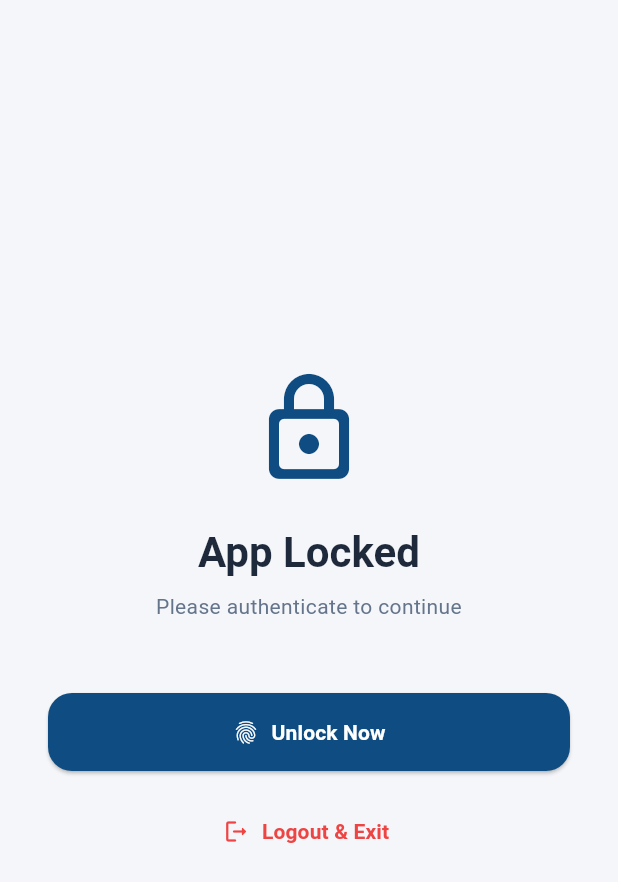
After one commit to mhamzaCodes/mobileshop, a Flutter app: the AppLockScreen screen opened directly, on a phone screen of 412 x 824 dp. The commit adds this screen. Shown: the top 882 px of the screen. Run offline on Flutter 3.47's test engine with Material 3 defaults, Android fonts, the phone set to English and light mode, and no system bars; our stand-ins replace cloud_firestore, firebase_auth, firebase_core, fl_chart, get, get_storage and 3 more; accounts and stored records are empty; generated files the repository leaves out were written again.

Commit message:
App Lock

```diff
--- a/lib/controllers/inventory_controller.dart
+++ b/lib/controllers/inventory_controller.dart
@@ -1,6 +1,5 @@
 import 'package:get/get.dart';
 import 'package:cloud_firestore/cloud_firestore.dart';
-import 'package:firebase_auth/firebase_auth.dart';
 import '../models/person_details.dart';
 import 'auth_controller.dart';
 import '../models/mobile_device_model.dart';
--- /dev/null
+++ b/lib/views/auth/app_lock_screen.dart
@@ -0,0 +1,72 @@
+import 'package:flutter/material.dart';
+import 'package:get/get.dart';
+
+import '../../controllers/auth_controller.dart';
+import '../../controllers/security_controller.dart';
+import '../../utils/app_colors.dart';
+import '../main_screen.dart';
+
+class AppLockScreen extends StatelessWidget {
+  const AppLockScreen({super.key});
+
+  @override
+  Widget build(BuildContext context) {
+    final SecurityController securityController = Get.find<SecurityController>();
+    final AuthController authController = Get.find<AuthController>();
+
+    return Scaffold(
+      backgroundColor: AppColors.background,
+      body: Center(
+        child: Padding(
+          padding: const EdgeInsets.symmetric(horizontal: 32.0),
+          child: Column(
+            mainAxisAlignment: MainAxisAlignment.center,
+            children: [
+              const Icon(Icons.lock_outline_rounded, size: 80, color: AppColors.primary),
+              const SizedBox(height: 24),
+              Text(
+                "App Locked",
+                style: Theme.of(context).textTheme.headlineMedium?.copyWith(
+                      fontWeight: FontWeight.bold,
+                      color: AppColors.textPrimary,
+                    ),
+              ),
+              const SizedBox(height: 8),
+              const Text(
+                "Please authenticate to continue",
+                style: TextStyle(color: AppColors.textSecondary),
+                textAlign: TextAlign.center,
+              ),
+              const SizedBox(height: 48),
+              SizedBox(
+                width: double.infinity,
+                child: ElevatedButton.icon(
+                  onPressed: () => _unlock(securityController),
+                  icon: const Icon(Icons.fingerprint_rounded),
+                  label: const Text("Unlock Now", style: TextStyle(fontWeight: FontWeight.bold)),
+                  style: ElevatedButton.styleFrom(
+                    padding: const EdgeInsets.symmetric(vertical: 16),
+                    shape: RoundedRectangleBorder(borderRadius: BorderRadius.circular(16)),
+                  ),
+                ),
+              ),
+              const SizedBox(height: 16),
+              TextButton.icon(
+                onPressed: () => authController.logout(),
+                icon: const Icon(Icons.logout_rounded, color: AppColors.error),
+                label: const Text("Logout & Exit", style: TextStyle(color: AppColors.error, fontWeight: FontWeight.bold)),
+              ),
+            ],
+          ),
+        ),
+      ),
+    );
+  }
+
+  Future<void> _unlock(SecurityController controller) async {
+    bool authenticated = await controller.authenticate();
+    if (authenticated) {
+      Get.offAll(() => const MainScreen());
+    }
+  }
+}
--- a/pubspec.yaml
+++ b/pubspec.yaml
@@ -42,6 +42,8 @@ dependencies:
   firebase_auth: ^6.6.1
   cloud_firestore: ^6.9.0
   intl: ^0.20.3
+  local_auth: ^2.3.0
+  get_storage: ^2.1.1
 
 dev_dependencies:
   flutter_test:
```
Also changed, not shown: lib/controllers/security_controller.dart (added, +53 -0 lines), lib/main.dart (+19 -3 lines), lib/views/profile/profile_screen.dart (+21 -0 lines), pubspec.lock, 9 other files.
